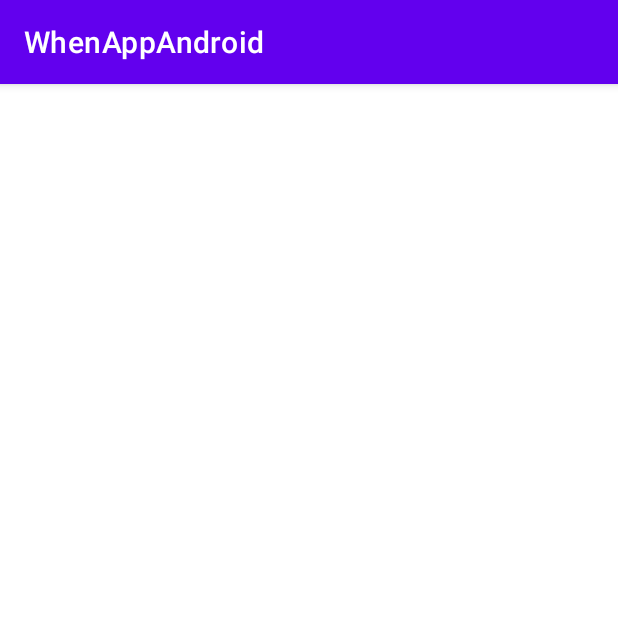
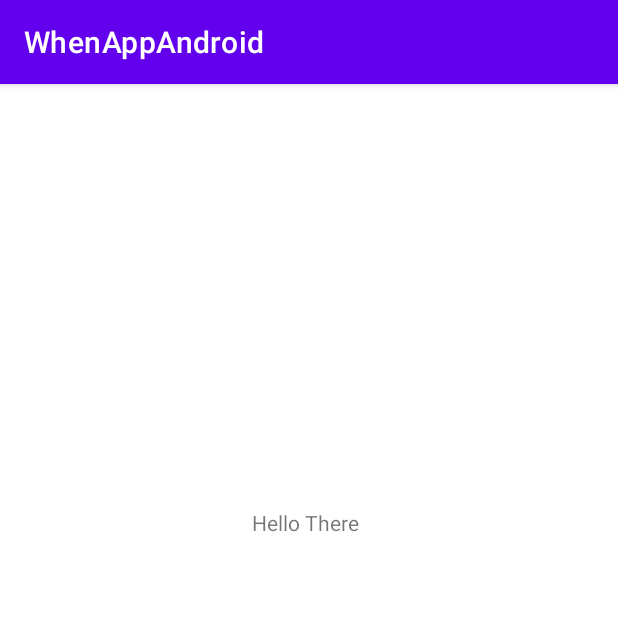
Before and after one commit to NoamCohen48/WhenAppAndroid2, an Android app: the ChatHorizontalActivity screen opened directly, with no data from a screen before it, on a phone screen of 412 x 824 dp, the top half of it. Run offline under Robolectric (Android 15) with nearby library versions, the phone set to English and light mode, and no system bars.

```diff
--- a/app/src/main/res/layout/activity_chat_horizontal.xml
+++ b/app/src/main/res/layout/activity_chat_horizontal.xml
@@ -6,4 +6,17 @@
     android:layout_height="match_parent"
     tools:context=".ChatScreen.Horizontal.ChatHorizontalActivity">
 
+    <TextView
+        android:id="@+id/textView6"
+        android:layout_width="wrap_content"
+        android:layout_height="wrap_content"
+        android:layout_marginStart="174dp"
+        android:layout_marginTop="264dp"
+        android:layout_marginEnd="179dp"
+        android:layout_marginBottom="448dp"
+        android:text="Hello There"
+        app:layout_constraintBottom_toBottomOf="parent"
+        app:layout_constraintEnd_toEndOf="parent"
+        app:layout_constraintStart_toStartOf="parent"
+        app:layout_constraintTop_toTopOf="parent" />
 </androidx.constraintlayout.widget.ConstraintLayout>
```
Also changed, not shown: app/src/main/AndroidManifest.xml (+8 -3 lines), app/src/main/java/com/example/whenappandroid/ChatScreen/Horizontal/ChatHorizontalActivity.java (+13 -0 lines), app/src/main/java/com/example/whenappandroid/ChatScreen/Vertical/VerticalContactsActivity.java (renamed from app/src/main/java/com/example/whenappandroid/ChatScreen/Vertical/ChatVerticalActivity.java, +20 -8 lines), app/src/main/java/com/example/whenappandroid/ChatScreen/Vertical/VerticalMessagesActivity.java (added, +20 -0 lines), app/src/main/res/layout/activity_vertical_messages.xml (added, +9 -0 lines), app/src/main/res/layout/activity_vertical_contacts.xml (renamed from app/src/main/res/layout/activity_chat_vertical.xml).
